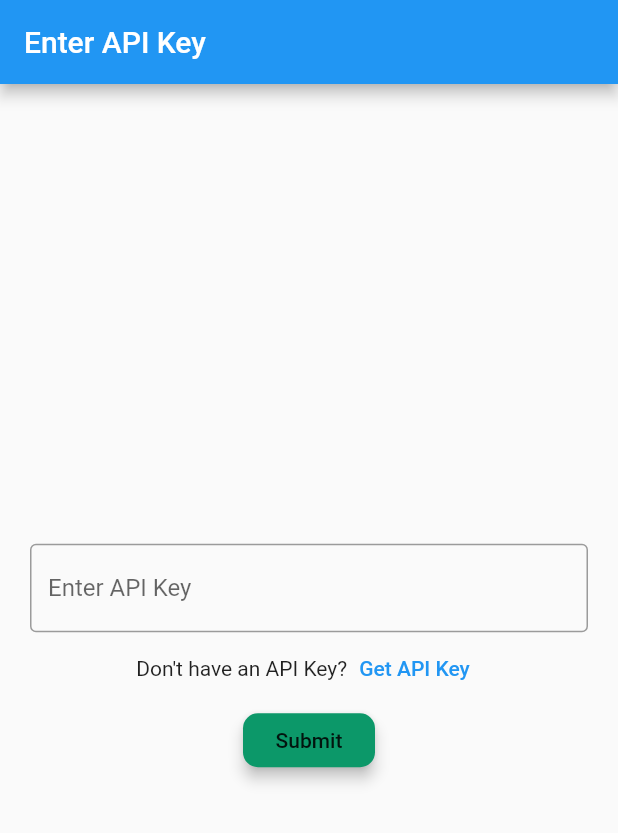
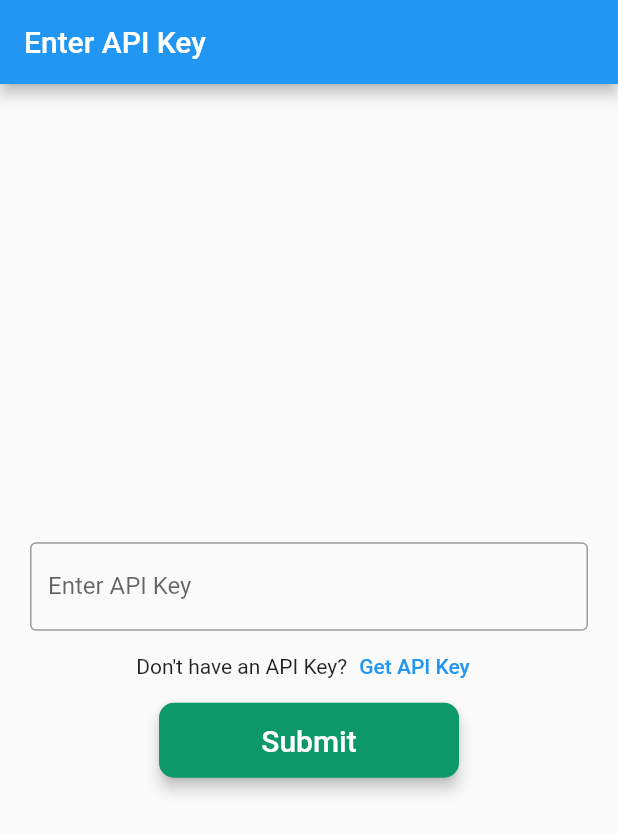
Before and after one commit to ahmedhmmad/chatgpt-flutter, a Flutter app: the screen it shows after launch, on a phone screen of 412 x 824 dp. Shown: the top 833 px of the screen. Run offline on Flutter 3.47's test engine with Material 2 defaults, Android fonts, the phone set to English and light mode, and no system bars; our stand-ins replace flutter_spinkit, shared_preferences, webview_flutter.

Commit message:
some minor updates font/ and comment unused lines

```diff
--- a/lib/screens/enter_api_screen.dart
+++ b/lib/screens/enter_api_screen.dart
@@ -1,7 +1,6 @@
 import 'package:chatgptapp/providers/apikey_provider.dart';
 import 'package:chatgptapp/screens/chat_screen.dart';
 import 'package:flutter/material.dart';
-import 'package:flutter_spinkit/flutter_spinkit.dart';
 import 'package:provider/provider.dart';
 import 'package:webview_flutter/webview_flutter.dart';
 
@@ -16,22 +15,22 @@ class EnterApiScreen extends StatelessWidget {
     final WebViewController webViewController = WebViewController()
       ..setJavaScriptMode(JavaScriptMode.unrestricted)
       ..setBackgroundColor(const Color(0x00000000))
-      ..setNavigationDelegate(
-        NavigationDelegate(
-          onProgress: (int progress) {
-            // Update loading bar.
-          },
-          onPageStarted: (String url) {},
-          onPageFinished: (String url) {},
-          onWebResourceError: (WebResourceError error) {},
-          onNavigationRequest: (NavigationRequest request) {
-            if (request.url.startsWith('https://www.youtube.com/')) {
-              return NavigationDecision.prevent;
-            }
-            return NavigationDecision.navigate;
-          },
-        ),
-      )
+      // ..setNavigationDelegate(
+      //   NavigationDelegate(
+      //     onProgress: (int progress) {
+      //       // Update loading bar.
+      //     },
+      //     onPageStarted: (String url) {},
+      //     onPageFinished: (String url) {},
+      //     onWebResourceError: (WebResourceError error) {},
+      //     onNavigationRequest: (NavigationRequest request) {
+      //       if (request.url.startsWith('https://www.youtube.com/')) {
+      //         return NavigationDecision.prevent;
+      //       }
+      //       return NavigationDecision.navigate;
+      //     },
+      //   ),
+      // )
       ..loadRequest(Uri.parse(apiWebsite));
 
     return Scaffold(
@@ -65,6 +64,9 @@ class EnterApiScreen extends StatelessWidget {
               ],
             ),
             MaterialButton(
+              textColor: Colors.white,
+              minWidth: 200,
+              height: 50,
               autofocus: true,
               color: scaffoldBgColor,
               shape: RoundedRectangleBorder(
@@ -76,7 +78,10 @@ class EnterApiScreen extends StatelessWidget {
                 Navigator.push(context,
                     MaterialPageRoute(builder: (context) => ChatScreen()));
               },
-              child: const Text('Submit'),
+              child: const Text(
+                'Submit',
+                style: TextStyle(fontSize: 20),
+              ),
             ),
           ],
         ),
```
